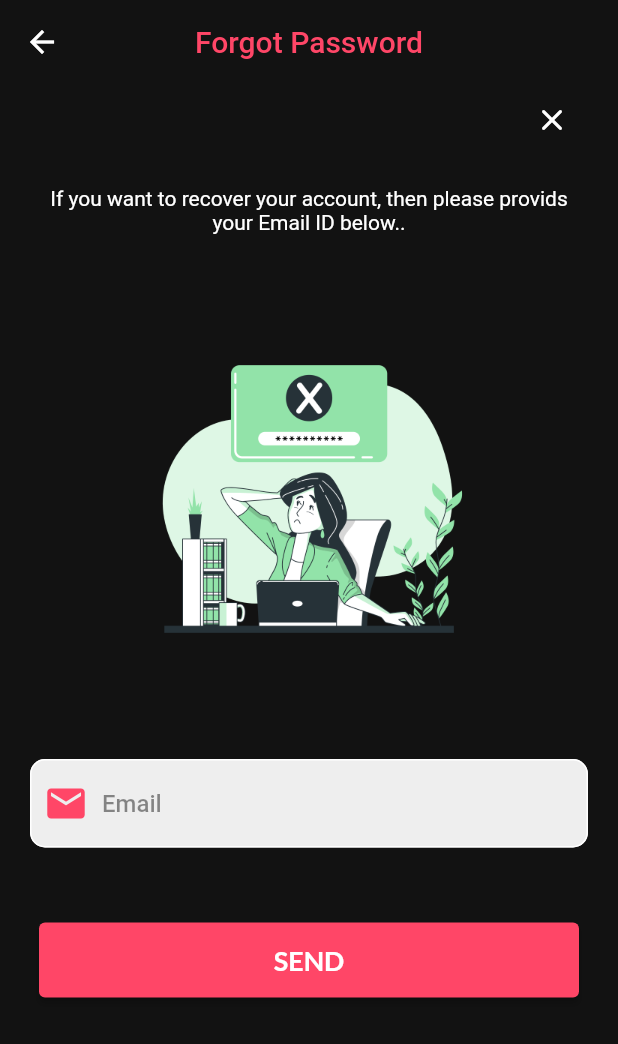
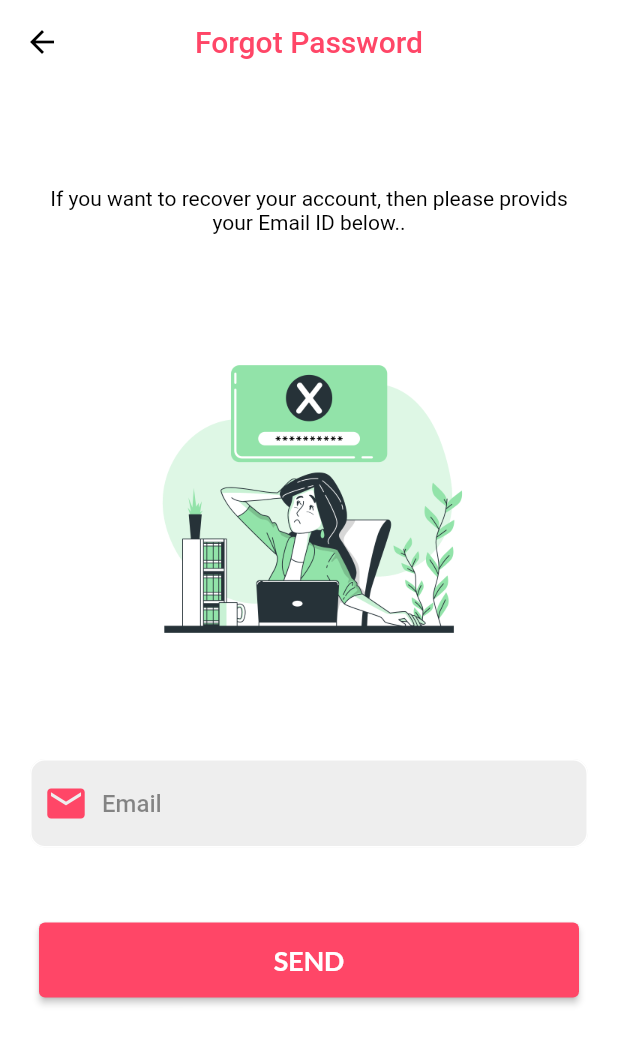
Before and after one commit to CheikhMelainie/Flutter-Mobile-App, a Flutter app: the screen it shows after launch, after a tap on "Get Strat", after a tap on "Forgot Password?", on a phone screen of 412 x 824 dp. Shown: the top 1044 px of the screen. Run offline on Flutter 3.47's test engine with Material 2 defaults, Android fonts, the phone set to English and light mode, and no system bars; our stand-ins replace firebase_auth, firebase_core, get, get_storage, google_fonts, google_sign_in; accounts and stored records are empty.

Commit message:
Finished with Main Screen

```diff
--- /dev/null
+++ b/lib/logic/bindigns/main_bindings.dart
@@ -0,0 +1,9 @@
+import 'package:frist_app/logic/controlors/main_controller.dart';
+import 'package:get/get.dart';
+
+class MainBiniding extends Bindings {
+  @override
+  void dependencies() {
+    Get.put(MainController());
+  }
+}
--- /dev/null
+++ b/lib/logic/controlors/them_controller.dart
@@ -0,0 +1,26 @@
+import 'package:flutter/material.dart';
+import 'package:get/get.dart';
+import 'package:get_storage/get_storage.dart';
+
+class ThemeController {
+  final GetStorage boxStroge = GetStorage();
+  final key = 'isDarkModes';
+
+  saveThemeDataInBox(bool isDark) {
+    boxStroge.write(key, isDark);
+  }
+
+  bool getThemeDataFromBox() {
+    return boxStroge.read<bool>(key) ?? false;
+  }
+
+  ThemeMode get ThemeDataGet =>
+      getThemeDataFromBox() ? ThemeMode.dark : ThemeMode.light;
+
+  void ChangesTheme() {
+    Get.changeThemeMode(
+        getThemeDataFromBox() ? ThemeMode.light : ThemeMode.dark);
+
+    saveThemeDataInBox(!getThemeDataFromBox());
+  }
+}
--- a/lib/main.dart
+++ b/lib/main.dart
@@ -1,11 +1,16 @@
+import 'package:firebase_auth/firebase_auth.dart';
 import 'package:firebase_core/firebase_core.dart';
 import 'package:flutter/material.dart';
+import 'package:frist_app/logic/controlors/them_controller.dart';
 import 'package:frist_app/routes/route.dart';
+import 'package:frist_app/utils/theme.dart';
 import 'package:frist_app/view/screens/Welcome_screen.dart';
 import 'package:get/get.dart';
+import 'package:get_storage/get_storage.dart';
 
 void main() async {
   WidgetsFlutterBinding.ensureInitialized();
+  await GetStorage.init();
   await Firebase.initializeApp();
   runApp(const MyApp());
 }
@@ -19,10 +24,13 @@ class MyApp extends StatelessWidget {
     return GetMaterialApp(
       title: 'Asro Shop',
       debugShowCheckedModeBanner: false,
-      theme: ThemeData(
-        primarySwatch: Colors.blue,
-      ),
-      initialRoute: AppRoutes.welcome,
+      theme: ThemesApp.light,
+      darkTheme: ThemesApp.dark,
+      themeMode: ThemeController().ThemeDataGet,
+      initialRoute: FirebaseAuth.instance.currentUser != null ||
+              GetStorage().read<bool>('auth') == true
+          ? AppRoutes.mainScreen
+          : AppRoutes.welcome,
       getPages: AppRoutes.routes,
     );
   }
--- a/lib/routes/route.dart
+++ b/lib/routes/route.dart
@@ -6,10 +6,12 @@ import 'package:get/get.dart';
 import 'package:frist_app/view/screens/Welcome_screen.dart';
 
 import '../logic/bindigns/auth_binidings.dart';
+import '../logic/bindigns/main_bindings.dart';
 
 class AppRoutes {
   //initialRoute
   static const welcome = Routes.welcomeScreen;
+  static const mainScreen = Routes.mainScreen;
 
   //getPages
 
@@ -28,9 +30,13 @@ class AppRoutes {
         page: () => ForgotPasswordScreen(),
         binding: AuthBiniding()),
     GetPage(
-        name: Routes.mainScreen,
-        page: () => MainScreen(),
-        binding: AuthBiniding()),
+      name: Routes.mainScreen,
+      page: () => MainScreen(),
+      bindings: [
+        AuthBiniding(),
+        MainBiniding(),
+      ],
+    ),
   ];
 }
 
--- a/lib/view/screens/auth/forgot_password_screen.dart
+++ b/lib/view/screens/auth/forgot_password_screen.dart
@@ -19,8 +19,9 @@ class ForgotPasswordScreen extends StatelessWidget {
   Widget build(BuildContext context) {
     return SafeArea(
       child: Scaffold(
+        backgroundColor: context.theme.backgroundColor,
         appBar: AppBar(
-          backgroundColor: Get.isDarkMode ? Colors.white : darkGreyClr,
+          backgroundColor: Get.isDarkMode ? darkGreyClr : Colors.white,
           centerTitle: true,
           elevation: 0,
           title: Text(
@@ -35,11 +36,10 @@ class ForgotPasswordScreen extends StatelessWidget {
             },
             icon: Icon(
               Icons.arrow_back,
-              color: Get.isDarkMode ? Colors.black : Colors.white,
+              color: Get.isDarkMode ? Colors.white : Colors.black,
             ),
           ),
         ),
-        backgroundColor: Get.isDarkMode ? Colors.white : darkGreyClr,
         body: Form(
           key: formkey,
           child: SingleChildScrollView(
@@ -66,7 +66,7 @@ class ForgotPasswordScreen extends StatelessWidget {
                     'If you want to recover your account, then please provids your Email ID below..',
                     textAlign: TextAlign.center,
                     style: TextStyle(
-                      color: Get.isDarkMode ? Colors.black : Colors.white,
+                      color: Get.isDarkMode ? Colors.white : Colors.black,
                     ),
                   ),
                   const SizedBox(
--- a/lib/view/screens/auth/login_screen.dart
+++ b/lib/view/screens/auth/login_screen.dart
@@ -26,11 +26,11 @@ class LoginScreen extends StatelessWidget {
   Widget build(BuildContext context) {
     return SafeArea(
       child: Scaffold(
+        backgroundColor: context.theme.backgroundColor,
         appBar: AppBar(
           backgroundColor: Get.isDarkMode ? Colors.white : darkGreyClr,
           elevation: 0,
         ),
-        backgroundColor: Get.isDarkMode ? Colors.white : darkGreyClr,
         body: SingleChildScrollView(
           child: Column(
             children: [
@@ -49,7 +49,7 @@ class LoginScreen extends StatelessWidget {
                               fontSize: 28,
                               fontWeight: FontWeight.w500,
                               text: "LOG",
-                              color: Get.isDarkMode ? mainColor : pinkClr,
+                              color: Get.isDarkMode ? pinkClr : mainColor,
                               underline: TextDecoration.none,
                             ),
                             const SizedBox(
@@ -60,7 +60,7 @@ class LoginScreen extends StatelessWidget {
                               fontWeight: FontWeight.w500,
                               text: "IN",
                               color:
-                                  Get.isDarkMode ? Colors.black : Colors.white,
+                                  Get.isDarkMode ? Colors.white : Colors.black,
                               underline: TextDecoration.none,
                             ),
                           ],
@@ -141,7 +141,7 @@ class LoginScreen extends StatelessWidget {
                               text: 'Forgot Password?',
                               fontSize: 14,
                               color:
-                                  Get.isDarkMode ? Colors.black : Colors.white,
+                                  Get.isDarkMode ? Colors.white : Colors.black,
                               underline: TextDecoration.none,
                               fontWeight: FontWeight.normal,
                             ),
@@ -177,7 +177,7 @@ class LoginScreen extends StatelessWidget {
                           fontSize: 18,
                           fontWeight: FontWeight.w500,
                           text: "OR",
-                          color: Get.isDarkMode ? Colors.black : Colors.white,
+                          color: Get.isDarkMode ? Colors.white : Colors.black,
                           underline: TextDecoration.none,
                         ),
                         const SizedBox(
--- a/lib/view/screens/auth/signup_screen.dart
+++ b/lib/view/screens/auth/signup_screen.dart
@@ -28,10 +28,10 @@ class SignUpScreen extends StatelessWidget {
     return SafeArea(
       child: Scaffold(
         appBar: AppBar(
-          backgroundColor: Get.isDarkMode ? Colors.white : darkGreyClr,
+          backgroundColor: Get.isDarkMode ? darkGreyClr : Colors.white,
           elevation: 0,
         ),
-        backgroundColor: Get.isDarkMode ? Colors.white : darkGreyClr,
+        backgroundColor: context.theme.backgroundColor,
         body: SingleChildScrollView(
           child: Column(
             children: [
@@ -61,7 +61,7 @@ class SignUpScreen extends StatelessWidget {
                               fontWeight: FontWeight.w500,
                               text: "UP",
                               color:
-                                  Get.isDarkMode ? Colors.black : Colors.white,
+                                  Get.isDarkMode ? Colors.white : Colors.black,
                               underline: TextDecoration.none,
                             ),
                           ],
```
Also changed, not shown: lib/logic/controlors/auth_controller.dart (+32 -1 lines), lib/logic/controlors/main_controller.dart (added, +23 -0 lines), lib/view/screens/catagory_screen.dart (+15 -0 lines), lib/view/screens/favorites_screen.dart (+15 -0 lines), lib/view/screens/home_screen.dart (+15 -0 lines), lib/view/screens/main_screen.dart (+84 -5 lines), lib/view/screens/sittongs_screen.dart (+76 -0 lines).
